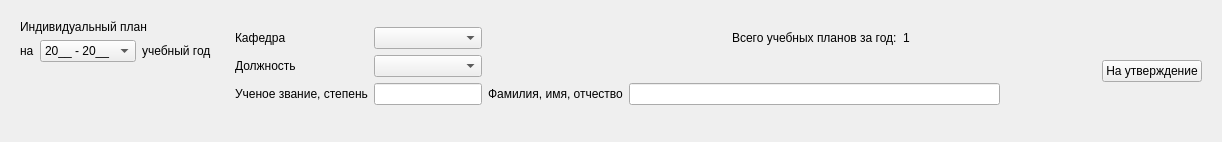
Qt form teacher_plan/src/header.ui (rainovskyqt/teacher_plan) before a commit.
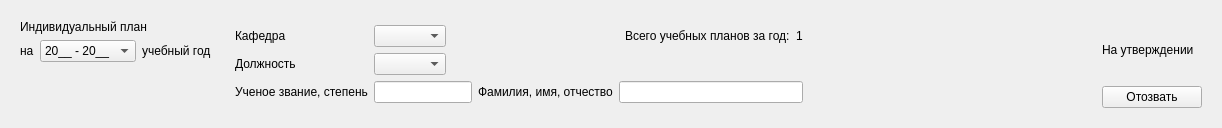
The same form after that commit.

Commit message: Added education form page

The edit to the form file:
```diff
--- a/teacher_plan/src/header.ui
+++ b/teacher_plan/src/header.ui
@@ -13,7 +13,7 @@
   <property name="windowTitle">
    <string>Form</string>
   </property>
-  <layout class="QHBoxLayout" name="horizontalLayout" stretch="0,10,1,0">
+  <layout class="QHBoxLayout" name="horizontalLayout" stretch="0,1,0,0">
    <item>
     <widget class="QWidget" name="w_personalPlan" native="true">
      <layout class="QVBoxLayout" name="verticalLayout_3">
@@ -73,11 +73,8 @@
    <item>
     <widget class="QWidget" name="w_teacherData" native="true">
      <layout class="QVBoxLayout" name="verticalLayout">
-      <property name="topMargin">
-       <number>0</number>
-      </property>
       <item>
-       <layout class="QGridLayout" name="gridLayout" columnstretch="0,0,0,0,0,1">
+       <layout class="QGridLayout" name="gridLayout" columnstretch="0,1,0,0,1,0,0">
         <item row="0" column="0">
          <widget class="QLabel" name="label_4">
           <property name="text">
@@ -88,27 +85,40 @@
         <item row="0" column="1">
          <widget class="QComboBox" name="cb_department"/>
         </item>
-        <item row="0" column="2" colspan="2">
+        <item row="0" column="2">
+         <spacer name="horizontalSpacer_4">
+          <property name="orientation">
+           <enum>Qt::Horizontal</enum>
+          </property>
+          <property name="sizeHint" stdset="0">
+           <size>
+            <width>40</width>
+            <height>20</height>
+           </size>
+          </property>
+         </spacer>
+        </item>
+        <item row="0" column="3" colspan="2">
          <spacer name="horizontalSpacer">
           <property name="orientation">
            <enum>Qt::Horizontal</enum>
           </property>
           <property name="sizeHint" stdset="0">
            <size>
-            <width>238</width>
+            <width>148</width>
             <height>20</height>
            </size>
           </property>
          </spacer>
         </item>
-        <item row="0" column="4">
+        <item row="0" column="5">
          <widget class="QLabel" name="label_2">
           <property name="text">
            <string>Всего учебных планов за год:</string>
           </property>
          </widget>
         </item>
-        <item row="0" column="5">
+        <item row="0" column="6">
          <widget class="QLabel" name="label_planNumbers">
           <property name="text">
            <string>1</string>
@@ -125,14 +135,27 @@
         <item row="1" column="1">
          <widget class="QComboBox" name="cb_post"/>
         </item>
-        <item row="1" column="2" colspan="4">
+        <item row="1" column="2">
+         <spacer name="horizontalSpacer_5">
+          <property name="orientation">
+           <enum>Qt::Horizontal</enum>
+          </property>
+          <property name="sizeHint" stdset="0">
+           <size>
+            <width>40</width>
+            <height>20</height>
+           </size>
+          </property>
+         </spacer>
+        </item>
+        <item row="1" column="3" colspan="4">
          <spacer name="horizontalSpacer_3">
           <property name="orientation">
            <enum>Qt::Horizontal</enum>
           </property>
           <property name="sizeHint" stdset="0">
            <size>
-            <width>438</width>
+            <width>348</width>
             <height>20</height>
            </size>
           </property>
@@ -145,21 +168,21 @@
           </property>
          </widget>
         </item>
-        <item row="2" column="1">
+        <item row="2" column="1" colspan="2">
          <widget class="QLineEdit" name="line_rang">
           <property name="readOnly">
            <bool>true</bool>
           </property>
          </widget>
         </item>
-        <item row="2" column="2">
+        <item row="2" column="3">
          <widget class="QLabel" name="label_5">
           <property name="text">
            <string>Фамилия, имя, отчество</string>
           </property>
          </widget>
         </item>
-        <item row="2" column="3" colspan="3">
+        <item row="2" column="4" colspan="3">
          <widget class="QLineEdit" name="line_fio">
           <property name="readOnly">
            <bool>true</bool>
@@ -187,21 +210,14 @@
    <item>
     <widget class="QStackedWidget" name="sw_approved">
      <property name="currentIndex">
-      <number>1</number>
+      <number>2</number>
      </property>
      <widget class="QWidget" name="page_approved">
       <layout class="QVBoxLayout" name="verticalLayout_5">
        <item>
         <widget class="QLabel" name="lbl_approvedStatus">
          <property name="text">
-          <string>На утверждении</string>
-         </property>
-        </widget>
-       </item>
-       <item>
-        <widget class="QPushButton" name="btn_approvedCancel">
-         <property name="text">
-          <string>Отозвать</string>
+          <string>-</string>
          </property>
         </widget>
        </item>
@@ -252,6 +268,24 @@
        </item>
       </layout>
      </widget>
+     <widget class="QWidget" name="page">
+      <layout class="QVBoxLayout" name="verticalLayout_2">
+       <item>
+        <widget class="QLabel" name="label_9">
+         <property name="text">
+          <string>На утверждении</string>
+         </property>
+        </widget>
+       </item>
+       <item>
+        <widget class="QPushButton" name="btn_approvedCancel">
+         <property name="text">
+          <string>Отозвать</string>
+         </property>
+        </widget>
+       </item>
+      </layout>
+     </widget>
     </widget>
    </item>
   </layout>
```
The commit also changes 9 other files.
